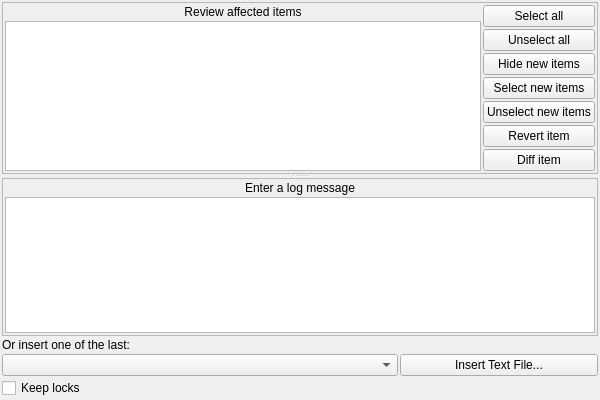
Old version of the form src/ksvnwidgets/commitmessage.ui in the repository KDE/kdesvn.
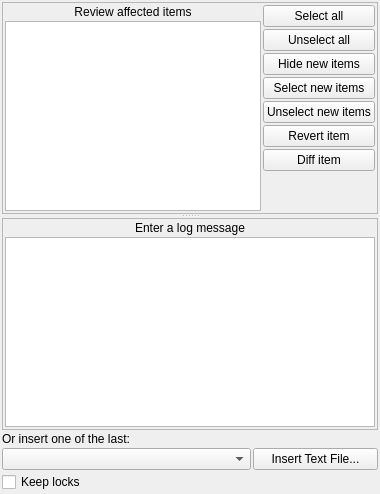
New version of the form. Custom widgets are drawn as their Qt base class.

Commit message: Don't accept richtext in commit message dialog

What changed in the file:
```diff
--- a/src/ksvnwidgets/commitmessage.ui
+++ b/src/ksvnwidgets/commitmessage.ui
@@ -2,14 +2,6 @@
 <ui version="4.0">
  <class>CommitMessage</class>
  <widget class="QWidget" name="CommitMessage">
-  <property name="geometry">
-   <rect>
-    <x>0</x>
-    <y>0</y>
-    <width>600</width>
-    <height>400</height>
-   </rect>
-  </property>
   <property name="windowTitle">
    <string>Commit Message</string>
   </property>
```
Left out of the diff: 6 changed lines with no effect on the pictures. The commit also changes 1 other file.
